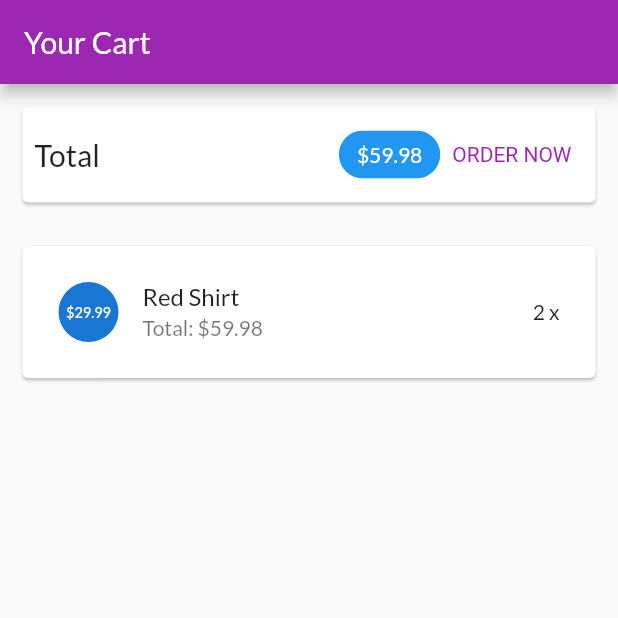
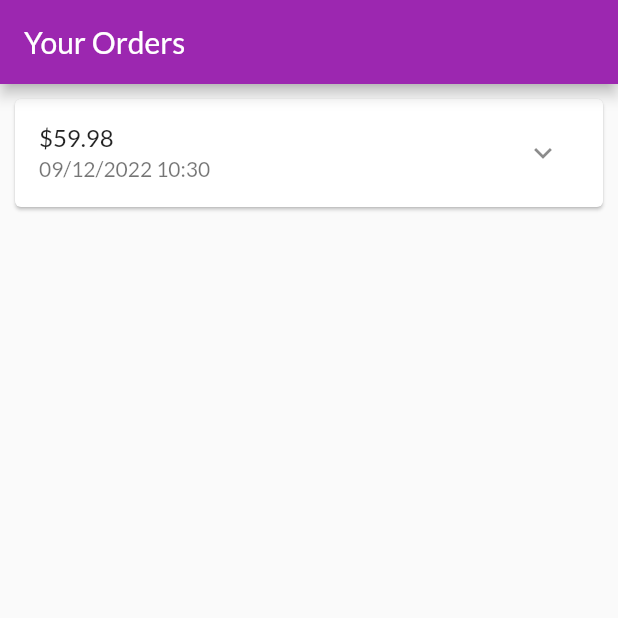
Before and after one commit to huynhthanh66666/huynhthanh, a Flutter app: the screen it shows after launch, on a phone screen of 412 x 824 dp, the top half of it. Run offline on Flutter 3.47's test engine with Material 2 defaults, Android fonts, the phone set to English and light mode, and no system bars.

Commit message:
Xay dung trang cac dat hang

```diff
--- a/lib/main.dart
+++ b/lib/main.dart
@@ -4,6 +4,7 @@ import 'ui/products/products_manager.dart';
 import 'ui/products/user_products_screen.dart';
 import 'ui/products/product_detail_screen.dart';
 import 'ui/cart/cart_screen.dart';
+import 'ui/orders/orders_screen.dart';
 
 void main() {
   runApp(const MyApp());
@@ -37,7 +38,7 @@ class MyApp extends StatelessWidget {
         // primarySwatch: Colors.blue,
       ),
       home: const SafeArea(
-        child: CartScreen(),
+        child: OrdersScreen(),
       ),
       //color: Colors.green,
     );
--- /dev/null
+++ b/lib/models/order_item.dart
@@ -0,0 +1,33 @@
+import 'cart_item.dart';
+
+class OrderItem {
+  final String? id;
+  final double amount;
+  final List<CartItem> products;
+  final DateTime dateTime;
+
+  int get productCount {
+    return products.length;
+  }
+
+  OrderItem({
+    this.id,
+    required this.amount,
+    required this.products,
+    DateTime? dateTime,
+  }) : dateTime = dateTime ?? DateTime.now();
+
+  OrderItem copyWith({
+    String? id,
+    double? amount,
+    List<CartItem>? products,
+    DateTime? dateTime,
+  }) {
+    return OrderItem(
+      id: id ?? this.id,
+      amount: amount ?? this.amount,
+      products: products ?? this.products,
+      dateTime: dateTime ?? this.dateTime,
+    );
+  }
+}
--- /dev/null
+++ b/lib/ui/orders/order_item_card.dart
@@ -0,0 +1,81 @@
+import 'dart:math';
+
+import 'package:flutter/material.dart';
+import 'package:intl/intl.dart';
+
+import '../../models/order_item.dart';
+
+class OrderItemCard extends StatefulWidget {
+  final OrderItem order;
+
+  const OrderItemCard(this.order, {super.key});
+
+  @override
+  State<OrderItemCard> createState() => _OrderItemCardState();
+}
+
+class _OrderItemCardState extends State<OrderItemCard> {
+  var _expanded = false;
+
+  @override
+  Widget build(BuildContext context) {
+    return Card(
+      margin: const EdgeInsets.all(10),
+      child: Column(
+        children: <Widget>[
+          buildOrderSummary(),
+          if (_expanded) buildOrderDetails()
+        ],
+      ),
+    );
+  }
+
+  Widget buildOrderDetails() {
+    return Container(
+      padding: const EdgeInsets.symmetric(horizontal: 15, vertical: 4),
+      height: min(widget.order.productCount * 20.0 + 10, 100),
+      child: ListView(
+        children: widget.order.products
+            .map(
+              (prod) => Row(
+                mainAxisAlignment: MainAxisAlignment.spaceBetween,
+                children: <Widget>[
+                  Text(
+                    prod.title,
+                    style: const TextStyle(
+                      fontSize: 18,
+                      fontWeight: FontWeight.bold,
+                    ),
+                  ),
+                  Text(
+                    '${prod.quantity}x \$${prod.price}',
+                    style: const TextStyle(
+                      fontSize: 18,
+                      color: Colors.grey,
+                    ),
+                  )
+                ],
+              ),
+            )
+            .toList(),
+      ),
+    );
+  }
+
+  Widget buildOrderSummary() {
+    return ListTile(
+      title: Text('\$${widget.order.amount}'),
+      subtitle: Text(
+        DateFormat('dd/MM/yyyy hh:mm').format(widget.order.dateTime),
+      ),
+      trailing: IconButton(
+        icon: Icon(_expanded ? Icons.expand_less : Icons.expand_more),
+        onPressed: () {
+          setState(() {
+            _expanded = !_expanded;
+          });
+        },
+      ),
+    );
+  }
+}
--- /dev/null
+++ b/lib/ui/orders/order_manager.dart
@@ -0,0 +1,30 @@
+import 'package:flutter/foundation.dart';
+
+import '../../models/cart_item.dart';
+import '../../models/order_item.dart';
+
+class OrdersManager with ChangeNotifier {
+  final List<OrderItem> _orders = [
+    OrderItem(
+      id: 'o1',
+      amount: 59.98,
+      products: [
+        CartItem(
+          id: 'c1',
+          title: 'Red Shirt',
+          price: 29.99,
+          quantity: 2,
+        )
+      ],
+      dateTime: DateTime.now(),
+    )
+  ];
+
+  int get orderCount {
+    return _orders.length;
+  }
+
+  List<OrderItem> get orders {
+    return [..._orders];
+  }
+}
--- /dev/null
+++ b/lib/ui/orders/orders_screen.dart
@@ -0,0 +1,23 @@
+import 'package:flutter/material.dart';
+
+import 'order_manager.dart';
+import 'order_item_card.dart';
+
+class OrdersScreen extends StatelessWidget {
+  const OrdersScreen({super.key});
+
+  @override
+  Widget build(BuildContext context) {
+    print('building orders');
+    final ordersManager = OrdersManager();
+    return Scaffold(
+      appBar: AppBar(
+        title: const Text('Your Orders'),
+      ),
+      body: ListView.builder(
+        itemCount: ordersManager.orderCount,
+        itemBuilder: (ctx, i) => OrderItemCard(ordersManager.orders[i]),
+      ),
+    );
+  }
+}
--- a/pubspec.yaml
+++ b/pubspec.yaml
@@ -31,11 +31,13 @@ environment:
 dependencies:
   flutter:
     sdk: flutter
+    intl: ^0.17.0
 
 
   # The following adds the Cupertino Icons font to your application.
   # Use with the CupertinoIcons class for iOS style icons.
   cupertino_icons: ^1.0.2
+  intl: ^0.17.0
 
 dev_dependencies:
   flutter_test:
```
Also changed, not shown: pubspec.lock.
